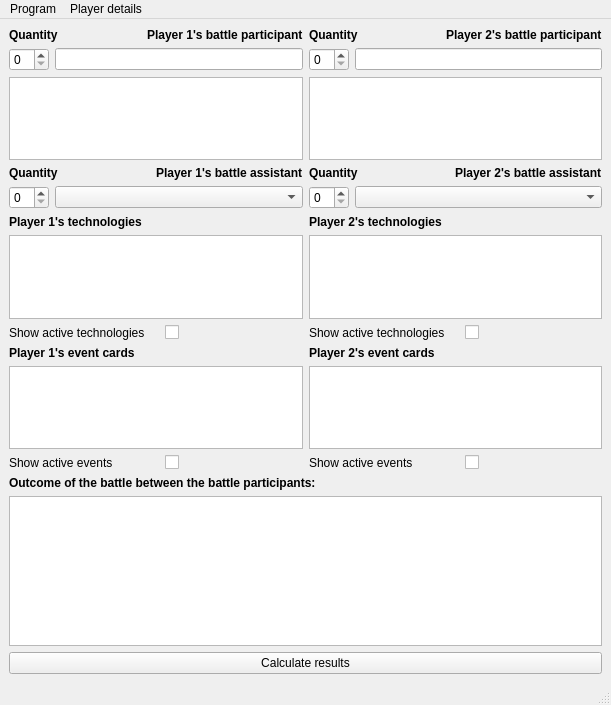
This is AoE2_Calculator-master/mainwindow.ui in ProjectsKoryHasWorkedOn/2023-2024_AoE_II_Board_Game_Combat_Results_Calculator_Reworked as Qt 5 draws it before an edit. The edited form follows.
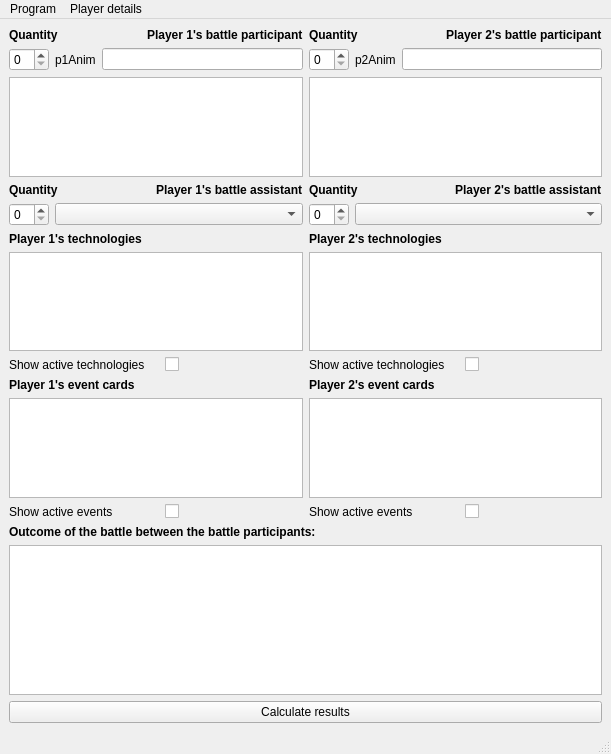
This is the edited form.

Commit message: making it so retreat prompt does not appear when it should not. started to work on adding animations and on filtering out entities that do not match what civilization a player has

The edit to the form file:
```diff
--- a/AoE2_Calculator-master/mainwindow.ui
+++ b/AoE2_Calculator-master/mainwindow.ui
@@ -7,7 +7,7 @@
     <x>0</x>
     <y>0</y>
     <width>611</width>
-    <height>705</height>
+    <height>754</height>
    </rect>
   </property>
   <property name="sizePolicy">
@@ -29,9 +29,94 @@
          <layout class="QVBoxLayout" name="verticalLayout">
           <item>
            <layout class="QGridLayout" name="gridLayout_2">
+            <item row="20" column="0">
+             <widget class="QListWidget" name="player1Events"/>
+            </item>
+            <item row="15" column="0">
+             <widget class="QListWidget" name="player1Technologies"/>
+            </item>
+            <item row="17" column="1">
+             <layout class="QHBoxLayout" name="horizontalLayout_3">
+              <item>
+               <widget class="QLabel" name="p2ActiveTechnologiesToggleText">
+                <property name="minimumSize">
+                 <size>
+                  <width>150</width>
+                  <height>0</height>
+                 </size>
+                </property>
+                <property name="maximumSize">
+                 <size>
+                  <width>150</width>
+                  <height>16777215</height>
+                 </size>
+                </property>
+                <property name="text">
+                 <string>Show active technologies</string>
+                </property>
+               </widget>
+              </item>
+              <item alignment="Qt::AlignLeft">
+               <widget class="QCheckBox" name="p2ActiveTechnologiesToggle">
+                <property name="text">
+                 <string/>
+                </property>
+               </widget>
+              </item>
+             </layout>
+            </item>
+            <item row="19" column="0">
+             <widget class="QLabel" name="player1EventsLabel">
+              <property name="font">
+               <font>
+                <bold>true</bold>
+               </font>
+              </property>
+              <property name="text">
+               <string>Player 1's event cards</string>
+              </property>
+             </widget>
+            </item>
+            <item row="21" column="1">
+             <layout class="QHBoxLayout" name="horizontalLayout_5">
+              <item>
+               <widget class="QLabel" name="p2ActiveEventsToggleText">
+                <property name="minimumSize">
+                 <size>
+                  <width>150</width>
+                  <height>0</height>
+                 </size>
+                </property>
+                <property name="maximumSize">
+                 <size>
+                  <width>150</width>
+                  <height>16777215</height>
+                 </size>
+                </property>
+                <property name="text">
+                 <string>Show active events</string>
+                </property>
+               </widget>
+              </item>
+              <item alignment="Qt::AlignLeft">
+               <widget class="QCheckBox" name="p2ActiveEventsToggle">
+                <property name="text">
+                 <string/>
+                </property>
+               </widget>
+              </item>
+             </layout>
+            </item>
             <item row="5" column="1">
              <widget class="QListWidget" name="player2EntityNames"/>
             </item>
+            <item row="5" column="0">
+             <widget class="QListWidget" name="player1EntityNames">
+              <property name="enabled">
+               <bool>true</bool>
+              </property>
+             </widget>
+            </item>
             <item row="3" column="1">
              <layout class="QHBoxLayout" name="horizontalLayout_8">
               <item>
@@ -60,33 +145,10 @@
               </item>
              </layout>
             </item>
-            <item row="4" column="1">
-             <layout class="QHBoxLayout" name="horizontalLayout_7">
+            <item row="21" column="0">
+             <layout class="QHBoxLayout" name="horizontalLayout_6">
               <item>
-               <widget class="QSpinBox" name="player2EntityQuantity">
-                <property name="minimumSize">
-                 <size>
-                  <width>40</width>
-                  <height>0</height>
-                 </size>
-                </property>
-                <property name="maximumSize">
-                 <size>
-                  <width>40</width>
-                  <height>16777215</height>
-                 </size>
-                </property>
-               </widget>
-              </item>
-              <item>
-               <widget class="QLineEdit" name="player2EntityNamesFilter"/>
-              </item>
-             </layout>
-            </item>
-            <item row="20" column="1">
-             <layout class="QHBoxLayout" name="horizontalLayout_5">
-              <item>
-               <widget class="QLabel" name="p2ActiveEventsToggleText">
+               <widget class="QLabel" name="p1ActiveEventsToggleText">
                 <property name="minimumSize">
                  <size>
                   <width>150</width>
@@ -105,7 +167,7 @@
                </widget>
               </item>
               <item alignment="Qt::AlignLeft">
-               <widget class="QCheckBox" name="p2ActiveEventsToggle">
+               <widget class="QCheckBox" name="p1ActiveEventsToggle">
                 <property name="text">
                  <string/>
                 </property>
@@ -113,37 +175,7 @@
               </item>
              </layout>
             </item>
-            <item row="4" column="0">
-             <layout class="QHBoxLayout" name="horizontalLayout_12">
-              <item>
-               <widget class="QSpinBox" name="player1EntityQuantity">
-                <property name="minimumSize">
-                 <size>
-                  <width>40</width>
-                  <height>0</height>
-                 </size>
-                </property>
-                <property name="maximumSize">
-                 <size>
-                  <width>40</width>
-                  <height>16777215</height>
-                 </size>
-                </property>
-               </widget>
-              </item>
-              <item>
-               <widget class="QLineEdit" name="player1EntityNamesFilter">
-                <property name="inputMask">
-                 <string/>
-                </property>
-               </widget>
-              </item>
-             </layout>
-            </item>
-            <item row="19" column="0">
-             <widget class="QListWidget" name="player1Events"/>
-            </item>
-            <item row="7" column="1">
+            <item row="8" column="1">
              <layout class="QHBoxLayout" name="horizontalLayout_10">
               <item>
                <widget class="QSpinBox" name="player2EntityAssistantQuantity">
@@ -166,129 +198,7 @@
               </item>
              </layout>
             </item>
-            <item row="19" column="1">
-             <widget class="QListWidget" name="player2Events"/>
-            </item>
-            <item row="18" column="0">
-             <widget class="QLabel" name="player1EventsLabel">
-              <property name="font">
-               <font>
-                <bold>true</bold>
-               </font>
-              </property>
-              <property name="text">
-               <string>Player 1's event cards</string>
-              </property>
-             </widget>
-            </item>
-            <item row="16" column="0">
-             <layout class="QHBoxLayout" name="horizontalLayout_2">
-              <item>
-               <widget class="QLabel" name="p1ActiveTechnologiesToggleText">
-                <property name="minimumSize">
-                 <size>
-                  <width>150</width>
-                  <height>0</height>
-                 </size>
-                </property>
-                <property name="maximumSize">
-                 <size>
-                  <width>150</width>
-                  <height>16777215</height>
-                 </size>
-                </property>
-                <property name="text">
-                 <string>Show active technologies</string>
-                </property>
-               </widget>
-              </item>
-              <item alignment="Qt::AlignLeft">
-               <widget class="QCheckBox" name="p1ActiveTechnologiesToggle">
-                <property name="text">
-                 <string/>
-                </property>
-               </widget>
-              </item>
-             </layout>
-            </item>
-            <item row="16" column="1">
-             <layout class="QHBoxLayout" name="horizontalLayout_3">
-              <item>
-               <widget class="QLabel" name="p2ActiveTechnologiesToggleText">
-                <property name="minimumSize">
-                 <size>
-                  <width>150</width>
-                  <height>0</height>
-                 </size>
-                </property>
-                <property name="maximumSize">
-                 <size>
-                  <width>150</width>
-                  <height>16777215</height>
-                 </size>
-                </property>
-                <property name="text">
-                 <string>Show active technologies</string>
-                </property>
-               </widget>
-              </item>
-              <item alignment="Qt::AlignLeft">
-               <widget class="QCheckBox" name="p2ActiveTechnologiesToggle">
-                <property name="text">
-                 <string/>
-                </property>
-               </widget>
-              </item>
-             </layout>
-            </item>
-            <item row="6" column="1">
-             <layout class="QHBoxLayout" name="horizontalLayout_9">
-              <item>
-               <widget class="QLabel" name="player2AssistingUnitsQuantityLabel">
-                <property name="font">
-                 <font>
-                  <bold>true</bold>
-                 </font>
-                </property>
-                <property name="text">
-                 <string>Quantity</string>
-                </property>
-               </widget>
-              </item>
-              <item>
-               <widget class="QLabel" name="player2AssistingUnitsLabel">
-                <property name="font">
-                 <font>
-                  <bold>true</bold>
-                 </font>
-                </property>
-                <property name="text">
-                 <string>Player 2's battle assistant</string>
-                </property>
-               </widget>
-              </item>
-             </layout>
-            </item>
-            <item row="5" column="0">
-             <widget class="QListWidget" name="player1EntityNames">
-              <property name="enabled">
-               <bool>true</bool>
-              </property>
-             </widget>
-            </item>
-            <item row="13" column="0">
-             <widget class="QLabel" name="player1TechnologiesLabel">
-              <property name="font">
-               <font>
-                <bold>true</bold>
-               </font>
-              </property>
-              <property name="text">
-               <string>Player 1's technologies</string>
-              </property>
-             </widget>
-            </item>
-            <item row="6" column="0">
+            <item row="7" column="0">
              <layout class="QHBoxLayout" name="horizontalLayout_13">
               <item>
                <widget class="QLabel" name="player1AssistingUnitsQuantityLabel">
@@ -317,40 +227,14 @@
              </layout>
             </item>
             <item row="14" column="0">
-             <widget class="QListWidget" name="player1Technologies"/>
-            </item>
-            <item row="7" column="0">
-             <layout class="QHBoxLayout" name="horizontalLayout_14">
-              <item>
-               <widget class="QSpinBox" name="player1EntityAssistantQuantity">
-                <property name="minimumSize">
-                 <size>
-                  <width>40</width>
-                  <height>0</height>
-                 </size>
-                </property>
-                <property name="maximumSize">
-                 <size>
-                  <width>40</width>
-                  <height>16777215</height>
-                 </size>
-                </property>
-               </widget>
-              </item>
-              <item>
-               <widget class="QComboBox" name="player1BattleAssistantNames"/>
-              </item>
-             </layout>
-            </item>
-            <item row="13" column="1">
-             <widget class="QLabel" name="player2TechnologiesLabel">
+             <widget class="QLabel" name="player1TechnologiesLabel">
               <property name="font">
                <font>
                 <bold>true</bold>
                </font>
               </property>
               <property name="text">
-               <string>Player 2's technologies</string>
+               <string>Player 1's technologies</string>
               </property>
              </widget>
             </item>
@@ -383,9 +267,178 @@
              </layout>
             </item>
             <item row="14" column="1">
-             <widget class="QListWidget" name="player2Technologies"/>
+             <widget class="QLabel" name="player2TechnologiesLabel">
+              <property name="font">
+               <font>
+                <bold>true</bold>
+               </font>
+              </property>
+              <property name="text">
+               <string>Player 2's technologies</string>
+              </property>
+             </widget>
             </item>
-            <item row="18" column="1">
+            <item row="17" column="0">
+             <layout class="QHBoxLayout" name="horizontalLayout_2">
+              <item>
+               <widget class="QLabel" name="p1ActiveTechnologiesToggleText">
+                <property name="minimumSize">
+                 <size>
+                  <width>150</width>
+                  <height>0</height>
+                 </size>
+                </property>
+                <property name="maximumSize">
+                 <size>
+                  <width>150</width>
+                  <height>16777215</height>
+                 </size>
+                </property>
+                <property name="text">
+                 <string>Show active technologies</string>
+                </property>
+               </widget>
+              </item>
+              <item alignment="Qt::AlignLeft">
+               <widget class="QCheckBox" name="p1ActiveTechnologiesToggle">
+                <property name="text">
+                 <string/>
+                </property>
+               </widget>
+              </item>
+             </layout>
+            </item>
+            <item row="4" column="0">
+             <layout class="QHBoxLayout" name="horizontalLayout_12">
+              <item>
+               <widget class="QSpinBox" name="player1EntityQuantity">
+                <property name="minimumSize">
+                 <size>
+                  <width>40</width>
+                  <height>0</height>
+                 </size>
+                </property>
+                <property name="maximumSize">
+                 <size>
+                  <width>40</width>
+                  <height>16777215</height>
+                 </size>
+                </property>
+               </widget>
+              </item>
+              <item>
+               <widget class="QLabel" name="player1Animation">
+                <property name="maximumSize">
+                 <size>
+                  <width>50</width>
+                  <height>50</height>
+                 </size>
+                </property>
+                <property name="text">
+                 <string>p1Anim</string>
+                </property>
+               </widget>
+              </item>
+              <item>
+               <widget class="QLineEdit" name="player1EntityNamesFilter">
+                <property name="inputMask">
+                 <string/>
+                </property>
+               </widget>
+              </item>
+             </layout>
+            </item>
+            <item row="7" column="1">
+             <layout class="QHBoxLayout" name="horizontalLayout_9">
+              <item>
+               <widget class="QLabel" name="player2AssistingUnitsQuantityLabel">
+                <property name="font">
+                 <font>
+                  <bold>true</bold>
+                 </font>
+                </property>
+                <property name="text">
+                 <string>Quantity</string>
+                </property>
+               </widget>
+              </item>
+              <item>
+               <widget class="QLabel" name="player2AssistingUnitsLabel">
+                <property name="font">
+                 <font>
+                  <bold>true</bold>
+                 </font>
+                </property>
+                <property name="text">
+                 <string>Player 2's battle assistant</string>
+                </property>
+               </widget>
+              </item>
+             </layout>
+            </item>
+            <item row="20" column="1">
+             <widget class="QListWidget" name="player2Events"/>
+            </item>
+            <item row="8" column="0">
+             <layout class="QHBoxLayout" name="horizontalLayout_14">
+              <item>
+               <widget class="QSpinBox" name="player1EntityAssistantQuantity">
+                <property name="minimumSize">
+                 <size>
+                  <width>40</width>
+                  <height>0</height>
+                 </size>
+                </property>
+                <property name="maximumSize">
+                 <size>
+                  <width>40</width>
+                  <height>16777215</height>
+                 </size>
+                </property>
+               </widget>
+              </item>
+              <item>
+               <widget class="QComboBox" name="player1BattleAssistantNames"/>
+              </item>
+             </layout>
+            </item>
+            <item row="4" column="1">
+             <layout class="QHBoxLayout" name="horizontalLayout_7">
+              <item>
+               <widget class="QSpinBox" name="player2EntityQuantity">
+                <property name="minimumSize">
+                 <size>
+                  <width>40</width>
+                  <height>0</height>
+                 </size>
+                </property>
+                <property name="maximumSize">
+                 <size>
+                  <width>40</width>
+                  <height>16777215</height>
+                 </size>
+                </property>
+               </widget>
+              </item>
+              <item>
+               <widget class="QLabel" name="player2Animation">
+                <property name="maximumSize">
+                 <size>
+                  <width>50</width>
+                  <height>50</height>
+                 </size>
+                </property>
+                <property name="text">
+                 <string>p2Anim</string>
+                </property>
+               </widget>
+              </item>
+              <item>
+               <widget class="QLineEdit" name="player2EntityNamesFilter"/>
+              </item>
+             </layout>
+            </item>
+            <item row="19" column="1">
              <widget class="QLabel" name="player2EventsLabel">
               <property name="font">
                <font>
@@ -397,35 +450,8 @@
               </property>
              </widget>
             </item>
-            <item row="20" column="0">
-             <layout class="QHBoxLayout" name="horizontalLayout_6">
-              <item>
-               <widget class="QLabel" name="p1ActiveEventsToggleText">
-                <property name="minimumSize">
-                 <size>
-                  <width>150</width>
-                  <height>0</height>
-                 </size>
-                </property>
-                <property name="maximumSize">
-                 <size>
-                  <width>150</width>
-                  <height>16777215</height>
-                 </size>
-                </property>
-                <property name="text">
-                 <string>Show active events</string>
-                </property>
-               </widget>
-              </item>
-              <item alignment="Qt::AlignLeft">
-               <widget class="QCheckBox" name="p1ActiveEventsToggle">
-                <property name="text">
-                 <string/>
-                </property>
-               </widget>
-              </item>
-             </layout>
+            <item row="15" column="1">
+             <widget class="QListWidget" name="player2Technologies"/>
             </item>
            </layout>
           </item>
@@ -513,10 +539,12 @@
     <addaction name="actionSet_player_1_Age"/>
     <addaction name="actionSet_name_of_player_1"/>
     <addaction name="actionSet_set_color_of_player_1"/>
+    <addaction name="actionSet_civilization_of_player_1"/>
     <addaction name="separator"/>
     <addaction name="actionSet_player_2_Age"/>
     <addaction name="actionSet_name_of_player_2"/>
     <addaction name="actionSet_set_color_of_player_2"/>
+    <addaction name="actionSet_civilization_of_player_2"/>
    </widget>
    <addaction name="menuFile"/>
    <addaction name="menuPlayer_details"/>
@@ -622,6 +650,16 @@
     <string>Set default answer to converting/healing prompt </string>
    </property>
   </action>
+  <action name="actionSet_civilization_of_player_1">
+   <property name="text">
+    <string>Set player 1's civilization</string>
+   </property>
+  </action>
+  <action name="actionSet_civilization_of_player_2">
+   <property name="text">
+    <string>Set player 2's civilization</string>
+   </property>
+  </action>
  </widget>
  <resources/>
  <connections/>
```
The commit also changes 10 other files.
